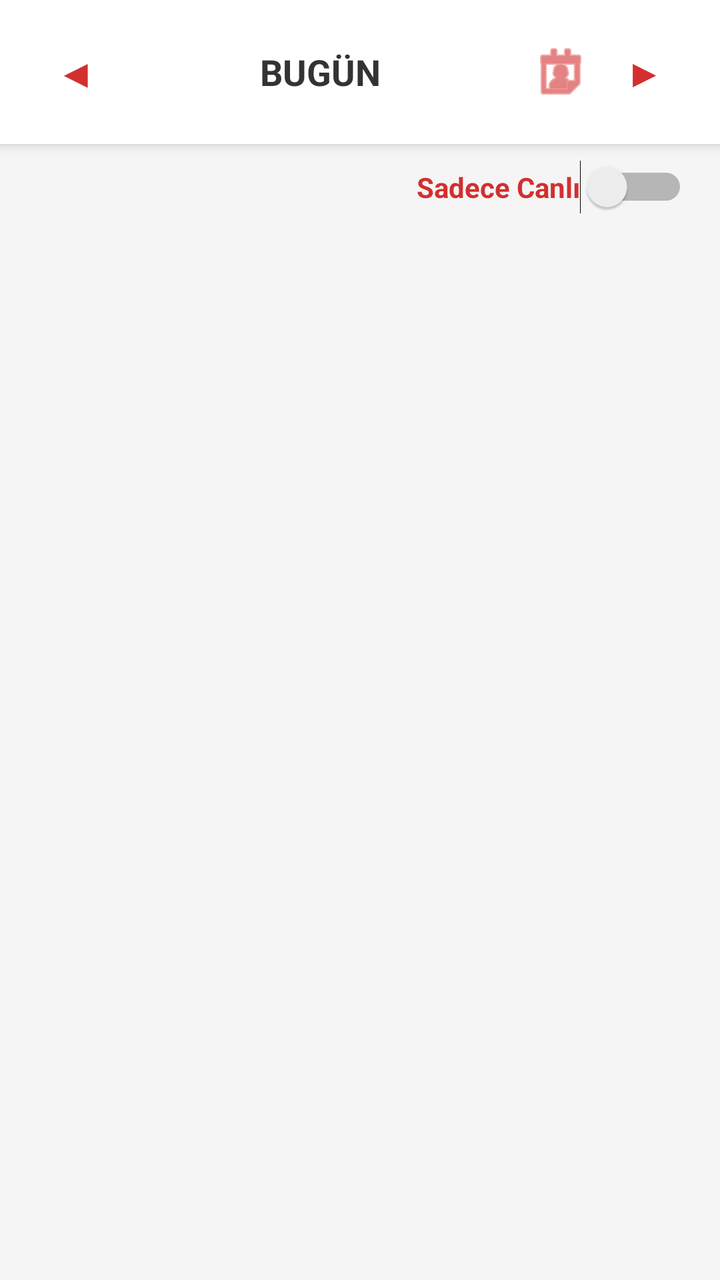
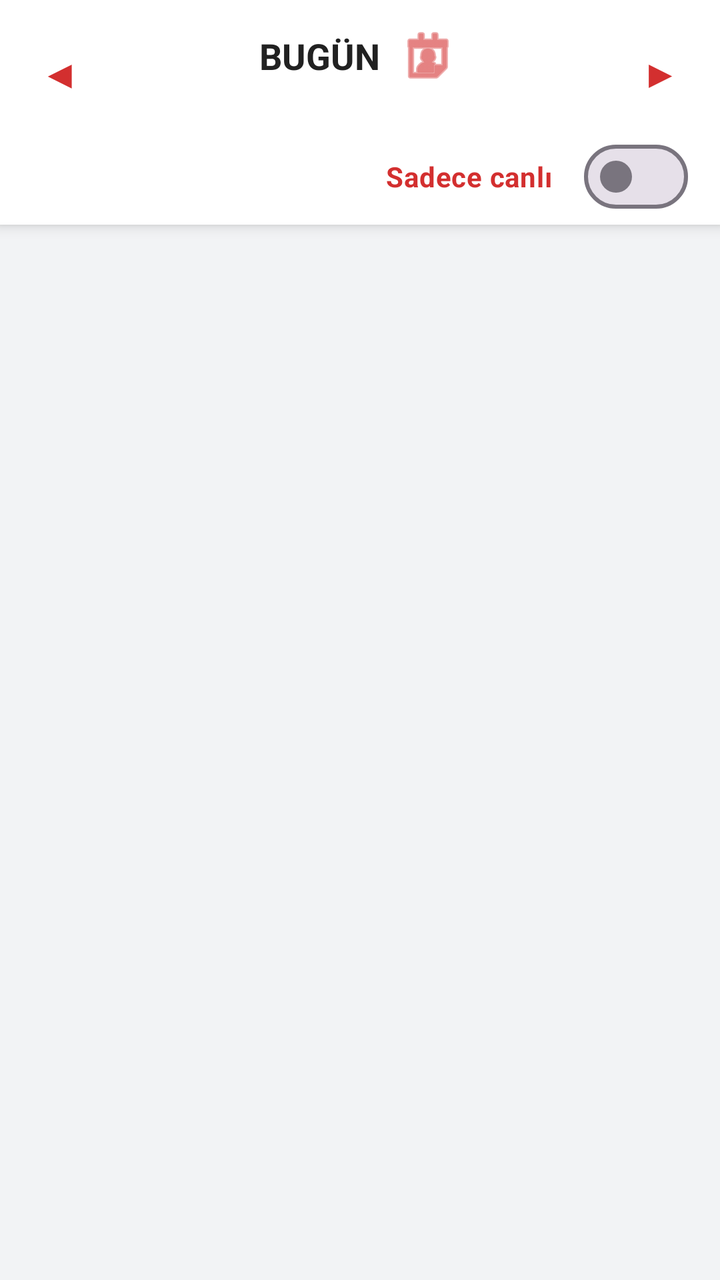

Screens rendered from an Android XML layout before and after an edit, with the pre-edit source and the edit as a unified diff.
<!-- AndroidManifest.xml: application theme Theme.ScoreTrack -->
<!-- res/layout/activity_main.xml -->
<?xml version="1.0" encoding="utf-8"?>
<androidx.constraintlayout.widget.ConstraintLayout
    xmlns:android="http://schemas.android.com/apk/res/android"
    xmlns:app="http://schemas.android.com/apk/res-auto"
    android:layout_width="match_parent"
    android:layout_height="match_parent"
    android:fitsSystemWindows="true"
    android:background="#F5F5F5">

    <LinearLayout
        android:id="@+id/llDateSelector"
        android:layout_width="match_parent"
        android:layout_height="wrap_content"
        android:orientation="horizontal"
        android:gravity="center"
        android:background="@android:color/white"
        android:padding="12dp"
        android:elevation="4dp"
        app:layout_constraintTop_toTopOf="parent">

        <TextView
            android:id="@+id/btnPrevDay"
            android:layout_width="wrap_content"
            android:layout_height="wrap_content"
            android:text="◀"
            android:textSize="20sp"
            android:textColor="#D32F2F"
            android:paddingHorizontal="16dp"
            android:paddingVertical="8dp" />

        <TextView
            android:id="@+id/tvSelectedDate"
            android:layout_width="0dp"
            android:layout_height="wrap_content"
            android:layout_weight="1"
            android:gravity="center"
            android:text="BUGÜN"
            android:textColor="#333333"
            android:textSize="18sp"
            android:textStyle="bold"
            android:drawableEnd="@android:drawable/ic_menu_my_calendar"
            android:drawableTint="#D32F2F"
            android:drawablePadding="8dp"
            android:paddingVertical="8dp"/>

        <TextView
            android:id="@+id/btnNextDay"
            android:layout_width="wrap_content"
            android:layout_height="wrap_content"
            android:text="▶"
            android:textSize="20sp"
            android:textColor="#D32F2F"
            android:paddingHorizontal="16dp"
            android:paddingVertical="8dp" />

    </LinearLayout>

    <Switch
        android:id="@+id/switchLive"
        android:layout_width="wrap_content"
        android:layout_height="wrap_content"
        android:text="Sadece Canlı"
        android:textColor="#D32F2F"
        android:textStyle="bold"
        android:layout_marginTop="8dp"
        android:layout_marginEnd="16dp"
        android:layout_marginBottom="8dp"
        app:layout_constraintTop_toBottomOf="@id/llDateSelector"
        app:layout_constraintEnd_toEndOf="parent" />

    <androidx.recyclerview.widget.RecyclerView
        android:id="@+id/rvMatches"
        android:layout_width="0dp"
        android:layout_height="0dp"
        android:clipToPadding="false"
        app:layout_constraintTop_toBottomOf="@id/switchLive"
        app:layout_constraintBottom_toBottomOf="parent"
        app:layout_constraintStart_toStartOf="parent"
        app:layout_constraintEnd_toEndOf="parent" />

</androidx.constraintlayout.widget.ConstraintLayout>
<!-- resources referenced by this layout -->
<resources>
  <style name="Theme.ScoreTrack" parent="Base.Theme.ScoreTrack" />
  <style name="Base.Theme.ScoreTrack" parent="Theme.Material3.DayNight.NoActionBar">
          
          
      </style>
</resources>

<!-- the commit's change to res/layout/activity_main.xml (unified diff, before → after) -->
@@ -1,81 +1,139 @@
 <?xml version="1.0" encoding="utf-8"?>
-<androidx.constraintlayout.widget.ConstraintLayout
-    xmlns:android="http://schemas.android.com/apk/res/android"
-    xmlns:app="http://schemas.android.com/apk/res-auto"
+<LinearLayout xmlns:android="http://schemas.android.com/apk/res/android"
     android:layout_width="match_parent"
     android:layout_height="match_parent"
+    android:background="@color/bg_page"
     android:fitsSystemWindows="true"
-    android:background="#F5F5F5">
+    android:orientation="vertical">
 
+    
     <LinearLayout
-        android:id="@+id/llDateSelector"
         android:layout_width="match_parent"
         android:layout_height="wrap_content"
-        android:orientation="horizontal"
-        android:gravity="center"
-        android:background="@android:color/white"
-        android:padding="12dp"
+        android:background="@color/bg_surface"
         android:elevation="4dp"
-        app:layout_constraintTop_toTopOf="parent">
+        android:orientation="vertical">
+
+        <LinearLayout
+            android:id="@+id/llDateSelector"
+            android:layout_width="match_parent"
+            android:layout_height="wrap_content"
+            android:gravity="center"
+            android:orientation="horizontal"
+            android:paddingHorizontal="4dp"
+            android:paddingTop="8dp">
+
+            <TextView
+                android:id="@+id/btnPrevDay"
+                android:layout_width="wrap_content"
+                android:layout_height="wrap_content"
+                android:background="?attr/selectableItemBackgroundBorderless"
+                android:contentDescription="Önceki gün"
+                android:paddingHorizontal="16dp"
+                android:paddingVertical="8dp"
+                android:text="◀"
+                android:textColor="@color/accent"
+                android:textSize="20sp" />
+
+            <LinearLayout
+                android:id="@+id/llDateLabel"
+                android:layout_width="0dp"
+                android:layout_height="wrap_content"
+                android:layout_weight="1"
+                android:background="?attr/selectableItemBackground"
+                android:gravity="center"
+                android:orientation="vertical"
+                android:paddingVertical="4dp">
+
+                <TextView
+                    android:id="@+id/tvSelectedDate"
+                    android:layout_width="wrap_content"
+                    android:layout_height="wrap_content"
+                    android:drawablePadding="8dp"
+                    android:gravity="center"
+                    android:text="BUGÜN"
+                    android:textColor="@color/text_primary"
+                    android:textSize="18sp"
+                    android:textStyle="bold"
+                    android:drawableEnd="@android:drawable/ic_menu_my_calendar"
+                    android:drawableTint="@color/accent" />
+
+                <TextView
+                    android:id="@+id/tvSelectedDateSub"
+                    android:layout_width="wrap_content"
+                    android:layout_height="wrap_content"
+                    android:textColor="@color/text_secondary"
+                    android:textSize="12sp" />
+            </LinearLayout>
+
+            <TextView
+                android:id="@+id/btnNextDay"
+                android:layout_width="wrap_content"
+                android:layout_height="wrap_content"
+                android:background="?attr/selectableItemBackgroundBorderless"
+                android:contentDescription="Sonraki gün"
+                android:paddingHorizontal="16dp"
+                android:paddingVertical="8dp"
+                android:text="▶"
+                android:textColor="@color/accent"
+                android:textSize="20sp" />
+        </LinearLayout>
+
+        <LinearLayout
+            android:layout_width="match_parent"
+            android:layout_height="wrap_content"
+            android:gravity="center_vertical"
+            android:orientation="horizontal"
+            android:paddingHorizontal="16dp">
+
+            <TextView
+                android:id="@+id/tvMatchCount"
+                android:layout_width="0dp"
+                android:layout_height="wrap_content"
+                android:layout_weight="1"
+                android:textColor="@color/text_secondary"
+                android:textSize="13sp" />
+
+            <com.google.android.material.materialswitch.MaterialSwitch
+                android:id="@+id/switchLive"
+                android:layout_width="wrap_content"
+                android:layout_height="wrap_content"
+                android:text="Sadece canlı"
+                android:textColor="@color/accent"
+                android:textStyle="bold" />
+        </LinearLayout>
+    </LinearLayout>
+
+    
+    <FrameLayout
+        android:layout_width="match_parent"
+        android:layout_height="0dp"
+        android:layout_weight="1">
+
+        <androidx.recyclerview.widget.RecyclerView
+            android:id="@+id/rvMatches"
+            android:layout_width="match_parent"
+            android:layout_height="match_parent"
+            android:clipToPadding="false"
+            android:paddingBottom="16dp" />
 
         <TextView
-            android:id="@+id/btnPrevDay"
+            android:id="@+id/tvEmpty"
+            android:layout_width="match_parent"
+            android:layout_height="wrap_content"
+            android:layout_gravity="center"
+            android:gravity="center"
+            android:paddingHorizontal="32dp"
+            android:textColor="@color/text_secondary"
+            android:textSize="15sp"
+            android:visibility="gone" />
+
+        <ProgressBar
+            android:id="@+id/progress"
             android:layout_width="wrap_content"
             android:layout_height="wrap_content"
-            android:text="◀"
-            android:textSize="20sp"
-            android:textColor="#D32F2F"
-            android:paddingHorizontal="16dp"
-            android:paddingVertical="8dp" />
-
-        <TextView
-            android:id="@+id/tvSelectedDate"
-            android:layout_width="0dp"
-            android:layout_height="wrap_content"
-            android:layout_weight="1"
-            android:gravity="center"
-            android:text="BUGÜN"
-            android:textColor="#333333"
-            android:textSize="18sp"
-            android:textStyle="bold"
-            android:drawableEnd="@android:drawable/ic_menu_my_calendar"
-            android:drawableTint="#D32F2F"
-            android:drawablePadding="8dp"
-            android:paddingVertical="8dp"/>
-
-        <TextView
-            android:id="@+id/btnNextDay"
-            android:layout_width="wrap_content"
-            android:layout_height="wrap_content"
-            android:text="▶"
-            android:textSize="20sp"
-            android:textColor="#D32F2F"
-            android:paddingHorizontal="16dp"
-            android:paddingVertical="8dp" />
-
-    </LinearLayout>
-
-    <Switch
-        android:id="@+id/switchLive"
-        android:layout_width="wrap_content"
-        android:layout_height="wrap_content"
-        android:text="Sadece Canlı"
-        android:textColor="#D32F2F"
-        android:textStyle="bold"
-        android:layout_marginTop="8dp"
-        android:layout_marginEnd="16dp"
-        android:layout_marginBottom="8dp"
-        app:layout_constraintTop_toBottomOf="@id/llDateSelector"
-        app:layout_constraintEnd_toEndOf="parent" />
-
-    <androidx.recyclerview.widget.RecyclerView
-        android:id="@+id/rvMatches"
-        android:layout_width="0dp"
-        android:layout_height="0dp"
-        android:clipToPadding="false"
-        app:layout_constraintTop_toBottomOf="@id/switchLive"
-        app:layout_constraintBottom_toBottomOf="parent"
-        app:layout_constraintStart_toStartOf="parent"
-        app:layout_constraintEnd_toEndOf="parent" />
-
-</androidx.constraintlayout.widget.ConstraintLayout>
+            android:layout_gravity="center"
+            android:indeterminateTint="@color/accent"
+            android:visibility="gone" />
+    </FrameLayout>
+</LinearLayout>
<!-- resource entries referenced after the edit -->
@@ -1,9 +1,16 @@
 <!-- resources referenced by this layout -->
 <resources>
+  <color name="accent">#D32F2F</color>
+  <color name="bg_page">#F2F3F5</color>
+  <color name="bg_surface">#FFFFFF</color>
+  <color name="text_primary">#212121</color>
+  <color name="text_secondary">#757575</color>
   <style name="Theme.ScoreTrack" parent="Base.Theme.ScoreTrack" />
   <style name="Base.Theme.ScoreTrack" parent="Theme.Material3.DayNight.NoActionBar">
-          
-          
+          <item name="colorPrimary">@color/accent</item>
+          <item name="colorOnPrimary">@color/white</item>
+          <item name="android:windowBackground">@color/bg_page</item>
       </style>
+  <color name="white">#FFFFFFFF</color>
 </resources>
 
